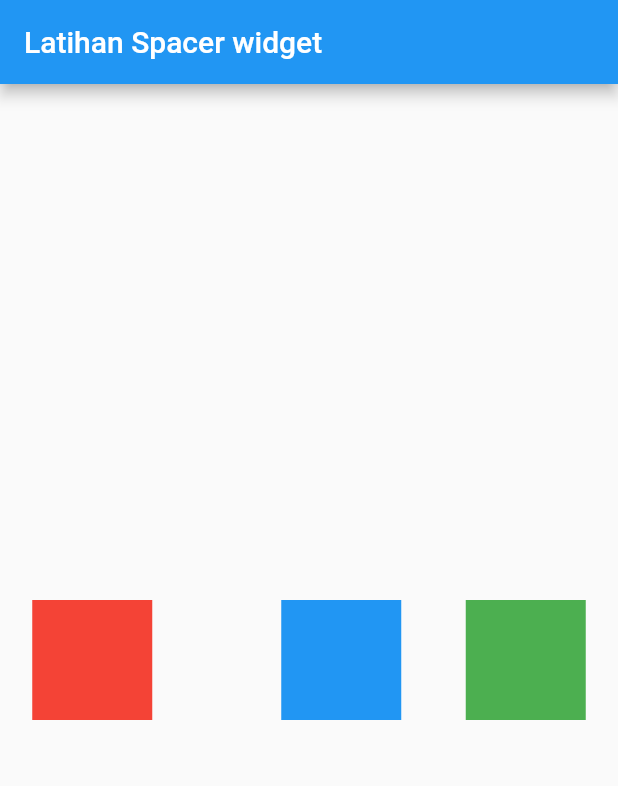
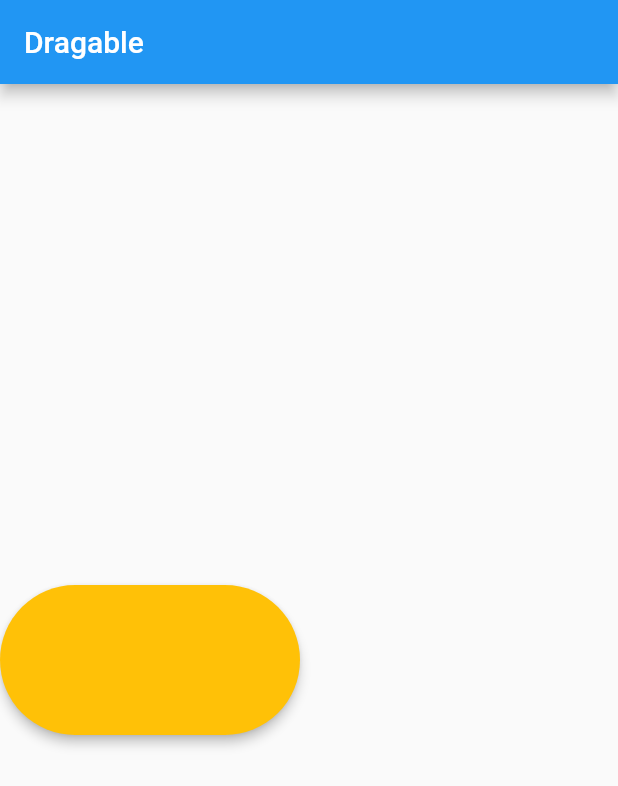
Before and after one commit to mindatama/GIT, a Flutter app: the screen it shows after launch, on a phone screen of 412 x 824 dp. Shown: the top 786 px of the screen. Run offline on Flutter 3.47's test engine with Material 2 defaults, Android fonts, the light colour scheme and no system bars.

```diff
--- a/hello_world_flutter/lib/main.dart
+++ b/hello_world_flutter/lib/main.dart
@@ -1,51 +1,39 @@
-import 'dart:ui';
-
 import 'package:flutter/material.dart';
 
 void main() {
   runApp(Myapp());
 }
 
-class Myapp extends StatelessWidget {
+class Myapp extends StatefulWidget {
+  @override
+  _MyappState createState() => _MyappState();
+}
+
+class _MyappState extends State<Myapp> {
   @override
   Widget build(BuildContext context) {
     return MaterialApp(
       home: Scaffold(
         appBar: AppBar(
-          title: Text("Latihan Spacer widget"),
+          title: Text('Dragable'),
         ),
-        body: Center(
-          child: Row(
-            children: <Widget>[
-              Spacer(
-                flex: 1,
-              ),
-              Container(
-                width: 80,
-                height: 80,
-                color: Colors.red,
-              ),
-              Spacer(
-                flex: 4,
-              ),
-              Container(
-                width: 80,
-                height: 80,
-                color: Colors.blue,
-              ),
-              Spacer(
-                flex: 2,
-              ),
-              Container(
-                width: 80,
-                height: 80,
-                color: Colors.green,
-              ),
-              Spacer(
-                flex: 1,
-              ),
-            ],
-          ),
+        body: Column(
+          mainAxisAlignment: MainAxisAlignment.spaceAround,
+          children: <Widget>[
+            Row(
+              children: <Widget>[
+                SizedBox(
+                  width: 200,
+                  height: 100,
+                  child: Material(
+                    color: Colors.amber,
+                    shape: StadiumBorder(),
+                    elevation: 3,
+                  ),
+                )
+              ],
+            ),
+          ],
         ),
       ),
     );
```
